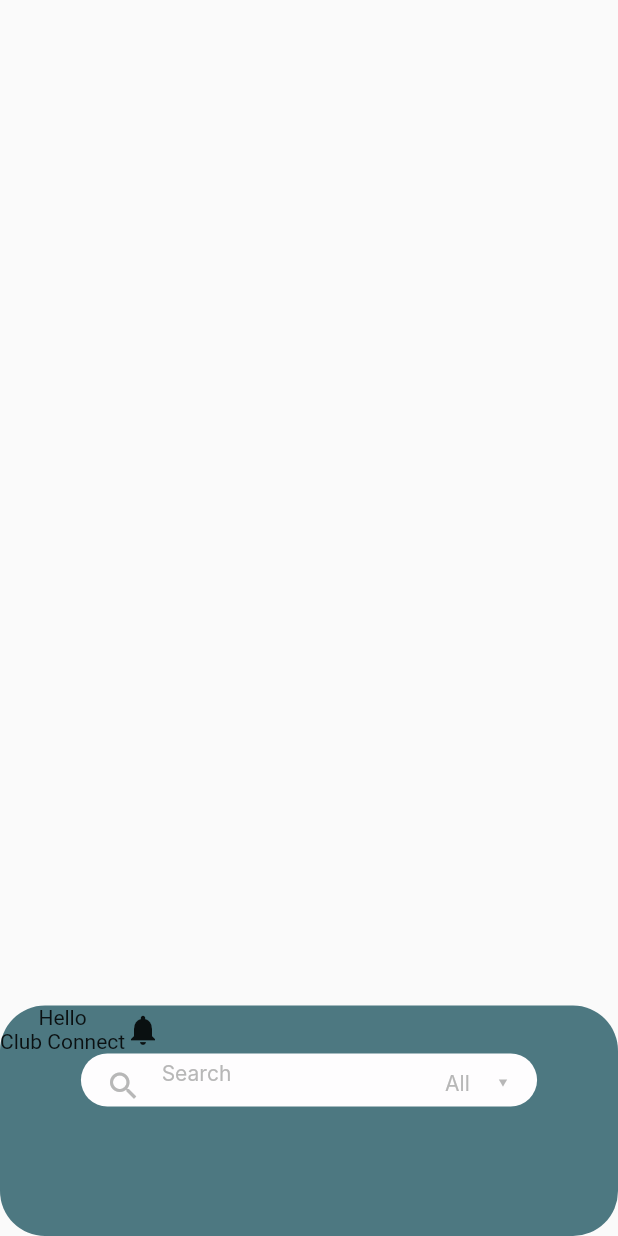
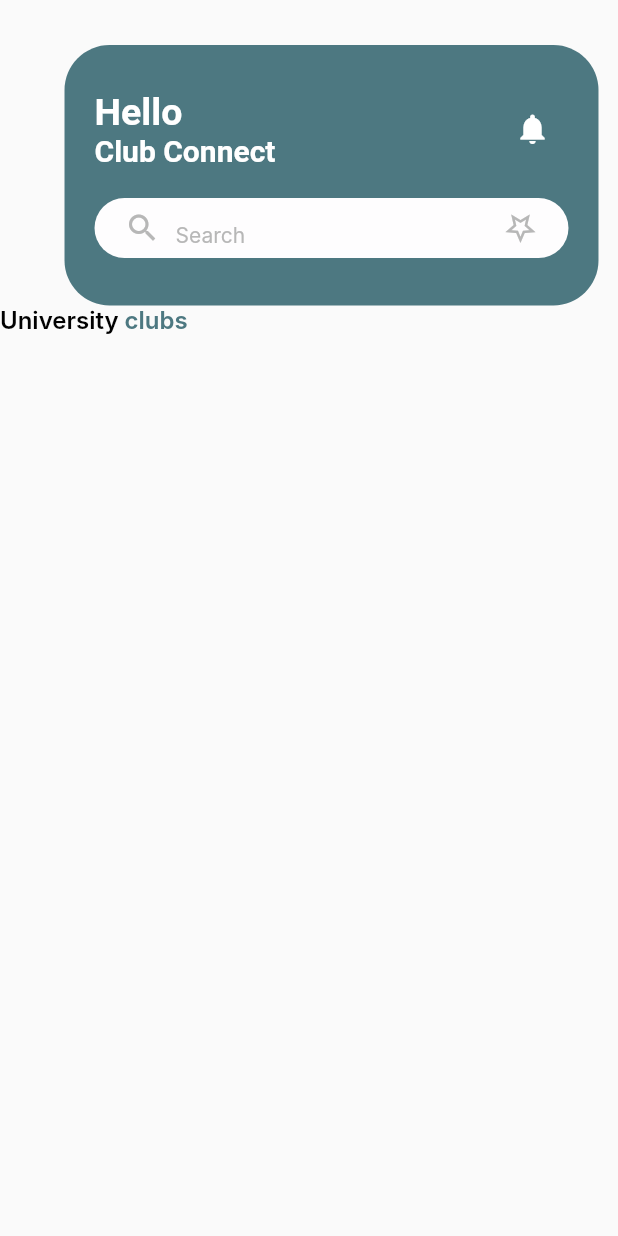
Before and after one commit to oussbad/Final-Project-flutter-, a Flutter app: the Home screen opened directly, on a phone screen of 412 x 824 dp. Run offline on Flutter 3.47's test engine with Material 2 defaults, Android fonts, the light colour scheme and no system bars; Roboto replaces fonts that are missing (DM Sans, Inter).

```diff
--- a/lib/Home.dart
+++ b/lib/Home.dart
@@ -12,76 +12,70 @@ class _HomeState extends State<Home> {
   Widget build(BuildContext context) {
     return Scaffold(
       body: Column(
-        mainAxisAlignment: MainAxisAlignment.end,
-        crossAxisAlignment: CrossAxisAlignment.stretch,
         children: [
           Container(
+            margin: EdgeInsets.only(left:30.0,top: 30.0),
             width: 355.98,
-            height: 153.60,
-            decoration: ShapeDecoration(
+            height: 173.60,
+            padding: EdgeInsets.symmetric(horizontal: 20, vertical: 30),
+            decoration: BoxDecoration(
               color: Color(0xFF4D7881),
-              shape: RoundedRectangleBorder(
               borderRadius: BorderRadius.circular(30),
             ),
-            ),
             child: Column(
+              crossAxisAlignment: CrossAxisAlignment.start,
               children: [
                 Row(
+                  mainAxisAlignment: MainAxisAlignment.spaceBetween,
                   children: [
                     Column(
+                      crossAxisAlignment: CrossAxisAlignment.start,
                       children: [
-                        Text("Hello"),
-                        Text("Club Connect")
+                        Text(
+                          "Hello",
+                          style: TextStyle(
+                            color: Colors.white,
+                            fontSize: 25,
+                            fontFamily: 'DM Sans',
+                            fontWeight: FontWeight.w700,
+                          ),
+                        ),
+                        Text(
+                          "Club Connect",
+                          style: TextStyle(
+                            color: Colors.white,
+                            fontSize: 20,
+                            fontFamily: 'DM Sans',
+                            fontWeight: FontWeight.w700,
+                          ),
+                        ),
                       ],
                     ),
-                    Icon(Icons.notifications)
-
+                    IconButton(
+                      onPressed: () {
+                        // Add your notification button action here
+                      },
+                      icon: Icon(Icons.notifications),
+                      color: Colors.white,
+                    ),
                   ],
                 ),
-                Stack(
-                  // Center alignment
-                  children: [
+                SizedBox(height: 20),
                 Container(
-                      width: 304.11,
-                      height: 35.20,
-                      child: Stack(
-                        children: [
-                          Positioned(
-                            left: 0,
-                            top: 0,
-                            child: Container(
-                              width: 304.11,
-                              height: 35.20,
-                              child: Stack(
-                                children: [
-                                  Positioned(
-                                    left: 0,
-                                    top: 0,
-                                    child: Container(
-                                      width: 304.11,
-                                      height: 35.20,
-                                      decoration: ShapeDecoration(
+                  decoration: BoxDecoration(
                     color: Color(0xFFFEFDFE),
-                                        shape: RoundedRectangleBorder(
                     borderRadius: BorderRadius.circular(100),
                   ),
-                                      ),
-                                    ),
-                                  ),
-                                  Positioned(
-                                    left: 16.38,
-                                    top: 9.68,
-                                    child: Icon(
+                  padding: EdgeInsets.symmetric(horizontal: 20),
+                  height: 40,
+                  child: Row(
+                    children: [
+                      Icon(
                         Icons.search,
                         color: Color(0xFFB7B7B7),
                       ),
-                                  ),
-                                  Positioned(
-                                    left: 53.81,
-                                    top: 10.56,
-                                    child: SizedBox(
-                                      width: 150, // Adjust width as needed
-                                      height: 14.96,
+                      SizedBox(width: 10),
+                      Expanded(
                         child: TextField(
                           decoration: InputDecoration(
                             hintText: 'Search',
@@ -90,61 +84,20 @@ class _HomeState extends State<Home> {
                               fontSize: 14,
                               fontFamily: 'Inter',
                               fontWeight: FontWeight.w400,
-                                            height: 0,
                             ),
                             border: InputBorder.none,
                           ),
                         ),
                       ),
-                                  ),
-                                ],
-                              ),
-                            ),
-                          ),
-                          Positioned(
-                            left: 242.78,
-                            top: 11.04,
-                            child: Container(
-                              width: 44.45,
-                              height: 15.64,
-                              child: Stack(
-                                children: [
-                                  Positioned(
-                                    left: 0,
-                                    top: 0,
-                                    child: SizedBox(
-                                      width: 19.88,
-                                      height: 15.64,
-                                      child: Text(
-                                        'All',
-                                        style: TextStyle(
+                      InkWell(
+                        onTap: () {
+                          // Add your action for "All" button
+                        },
+                        child: Transform.rotate(
+                          angle: -3.14,
+                          child: Icon(
+                            Icons.star_border,
                             color: Color(0xFFB7B7B7),
-                                          fontSize: 14,
-                                          fontFamily: 'Inter',
-                                          fontWeight: FontWeight.w400,
-                                          height: 0,
-                                        ),
-                                      ),
-                                    ),
-                                  ),
-                                  Positioned(
-                                    left: 44.45,
-                                    top: 11.04,
-                                    child: Transform(
-                                      transform: Matrix4.identity()
-                                        ..translate(0.0, 0.0)
-                                        ..rotateZ(-3.14),
-                                      child: Container(
-                                        width: 11.70,
-                                        height: 6.44,
-                                        decoration: ShapeDecoration(
-                                          color: Color(0xFFB7B7B7),
-                                          shape: StarBorder.polygon(sides: 3),
-                                        ),
-                                      ),
-                                    ),
-                                  ),
-                                ],
                           ),
                         ),
                       ),
@@ -153,9 +106,30 @@ class _HomeState extends State<Home> {
                 ),
               ],
             ),
+          ),
+          Row(
+            children: [
+              Text(
+                'University ',
+                style: TextStyle(
+                  color: Colors.black,
+                  fontSize: 16,
+                  fontFamily: 'Inter',
+                  fontWeight: FontWeight.w600,
+                ),
+              ),
+              Text(
+                'clubs',
+                style: TextStyle(
+                  color: Color(0xFF4D7881),
+                  fontSize: 16,
+                  fontFamily: 'Inter',
+                  fontWeight: FontWeight.w600,
+                ),
+              ),
             ],
           ),
-          ),
+
 
         ],
       ),
--- a/lib/main.dart
+++ b/lib/main.dart
@@ -3,6 +3,7 @@ import 'package:untitled1/startUpScreen.dart';
 
 import 'Home.dart';
 import 'Login.dart';
+import 'Reusable/ClubCard.dart';
 import 'SingUp.dart';
 
 void main() {
@@ -18,7 +19,7 @@ class MyApp extends StatelessWidget {
     return MaterialApp(
 
 
-      home: Home(),
+      home: Login(),
     );
   }
 }
```
Also changed, not shown: lib/Reusable/ClubCard.dart (added, +65 -0 lines), lib/Reusable/EventsCard.dart (added, +65 -0 lines), images/course-img.png (added), images/course.png (added). Lines whose indentation alone changed are shown as unchanged.
